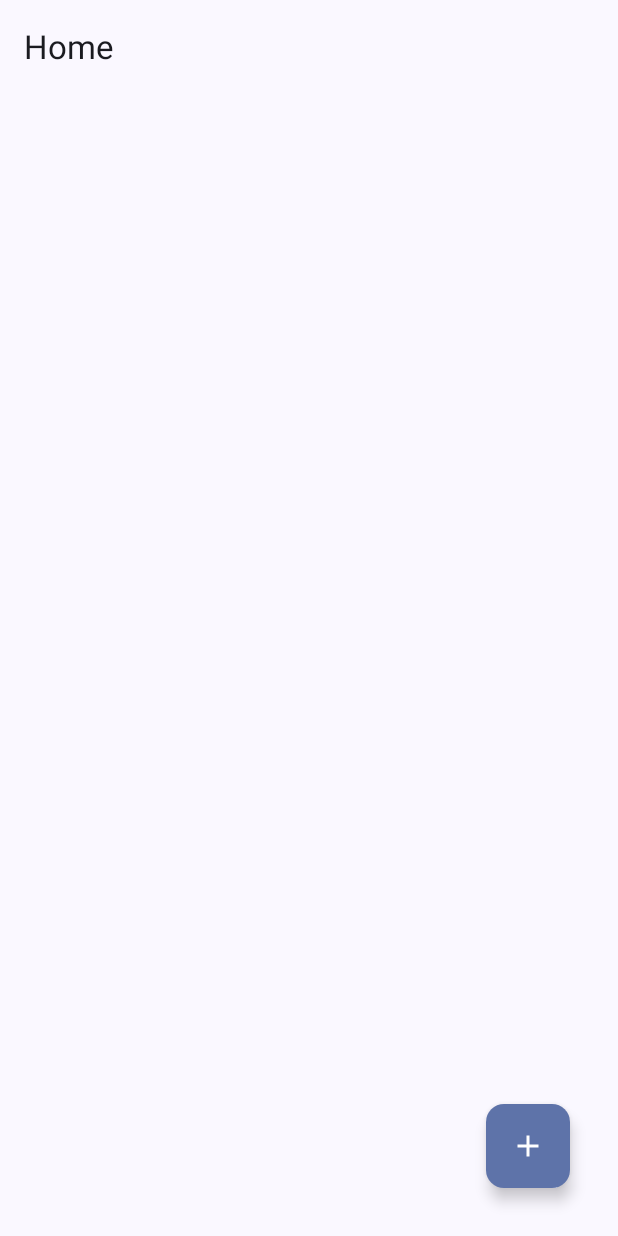
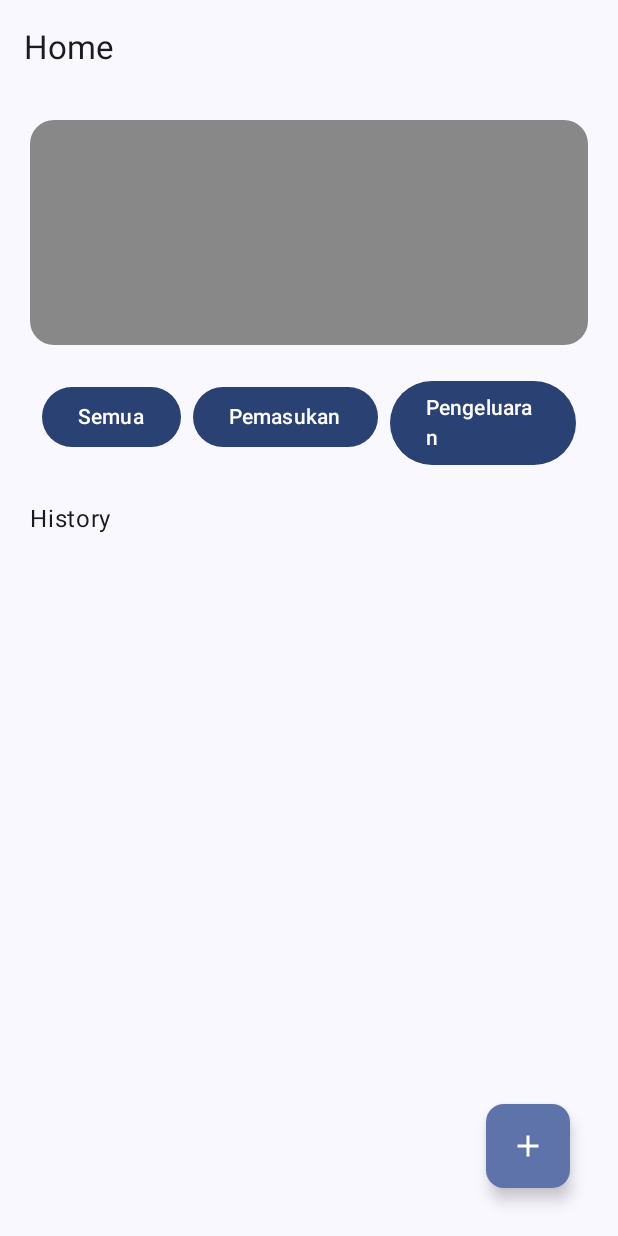
Before and after one commit to SitiMarfungahDwiLestari/Keuangan, an Android app built with Jetpack Compose: the screen it shows after launch (MainActivity), on a phone screen of 412 x 824 dp. Run offline under Robolectric (Android 15) with nearby library versions, the light colour scheme and no system bars; our stand-ins replace Firebase (no records; nobody signed in at launch, a user with empty details on screens opened directly).

Commit message:
membuat tampilan pada halaman home

```diff
--- a/app/src/main/java/com/example/keuangan/ui/halaman/AddDataScreen.kt
+++ b/app/src/main/java/com/example/keuangan/ui/halaman/AddDataScreen.kt
@@ -183,13 +183,13 @@ fun AddDataScreen(
     }
 }
 
-@Preview(showBackground = true)
-@Composable
-fun PreviewAddDataScreen() {
-    KeuanganTheme {
-        val navController = rememberNavController()
-        val sharedViewModel = SharedViewModel()
-        val pengeluaranViewModel = PengeluaranViewModel()
-        AddDataScreen(navController, sharedViewModel, pengeluaranViewModel)
-    }
-}
+//@Preview(showBackground = true)
+//@Composable
+//fun PreviewAddDataScreen() {
+//    KeuanganTheme {
+//        val navController = rememberNavController()
+//        val sharedViewModel = SharedViewModel()
+//        val pengeluaranViewModel = PengeluaranViewModel()
+//        AddDataScreen(navController, sharedViewModel, pengeluaranViewModel)
+//    }
+//}
--- a/app/src/main/java/com/example/keuangan/ui/halaman/Home.kt
+++ b/app/src/main/java/com/example/keuangan/ui/halaman/Home.kt
@@ -1,10 +1,17 @@
 package com.example.keuangan.ui.halaman
 
+import androidx.compose.foundation.background
 import androidx.compose.foundation.layout.Arrangement
+import androidx.compose.foundation.layout.Box
 import androidx.compose.foundation.layout.Column
+import androidx.compose.foundation.layout.Row
+import androidx.compose.foundation.layout.Spacer
 import androidx.compose.foundation.layout.fillMaxSize
 import androidx.compose.foundation.layout.fillMaxWidth
+import androidx.compose.foundation.layout.height
 import androidx.compose.foundation.layout.padding
+import androidx.compose.foundation.layout.width
+import androidx.compose.foundation.shape.RoundedCornerShape
 import androidx.compose.material.icons.Icons
 import androidx.compose.material.icons.filled.Add
 import androidx.compose.material3.Button
@@ -19,11 +26,17 @@ import androidx.compose.material3.TopAppBar
 import androidx.compose.runtime.Composable
 import androidx.compose.ui.Alignment
 import androidx.compose.ui.Modifier
+import androidx.compose.ui.graphics.Color
 import androidx.compose.ui.res.stringResource
+import androidx.compose.ui.tooling.preview.Preview
 import androidx.compose.ui.unit.dp
 import androidx.navigation.NavController
+import androidx.navigation.compose.rememberNavController
 import com.example.keuangan.R
 import com.example.keuangan.nav.Screens
+import com.example.keuangan.ui.theme.KeuanganTheme
+import com.example.keuangan.util.PengeluaranViewModel
+import com.example.keuangan.util.SharedViewModel
 
 
 @OptIn(ExperimentalMaterial3Api::class)
@@ -60,6 +73,56 @@ fun Home(
     }
 }
 
+@Composable
+fun BodyHome(
+    modifier: Modifier,
+    ) {
+    Column(
+        modifier = Modifier
+            .padding(start = 20.dp, end = 20.dp, top = 80.dp)
+            .fillMaxSize(),
+        verticalArrangement = Arrangement.spacedBy(16.dp),
+    ) {
+        Box(
+            modifier = Modifier
+                .height(150.dp)
+                .fillMaxWidth()
+                .background(
+                    color = Color.Gray,
+                    shape = RoundedCornerShape(size = 16.dp)
+                )
+        ) {
+            // Isi kotak di sini
+        }
+
+//        Spacer(modifier = Modifier.width(8.dp))
+
+        Row(
+            modifier = Modifier
+                .fillMaxWidth()
+                .padding(8.dp),
+            horizontalArrangement = Arrangement.SpaceBetween
+        ) {
+            Button(onClick = {  }) {
+                Text(text = "Semua")
+            }
+
+            Spacer(modifier = Modifier.width(8.dp))
+
+            Button(onClick = {  }) {
+                Text(text = "Pemasukan")
+            }
+
+            Spacer(modifier = Modifier.width(8.dp))
+
+            Button(onClick = {  }) {
+                Text(text = "Pengeluaran")
+            }
+        }
+
+        Text(stringResource(R.string.History))
+    }
+}
 
 
 
@@ -68,19 +131,6 @@ fun Home(
 
 
 
-
-
-
-
-
-
-
-
-
-@Composable
-fun BodyHome(
-    modifier: Modifier,
-    ) {
 //    Column(
 //        modifier = Modifier
 //            .padding(start = 50.dp, end = 50.dp)
@@ -117,4 +167,14 @@ fun BodyHome(
 //            Text(text = "Add Pengeluaran")
 //        }
 //    }
+//}
+
+
+@Preview(showBackground = true)
+@Composable
+fun PreviewHome() {
+    KeuanganTheme {
+        val navController = rememberNavController()
+        Home(navController)
+    }
 }
```
